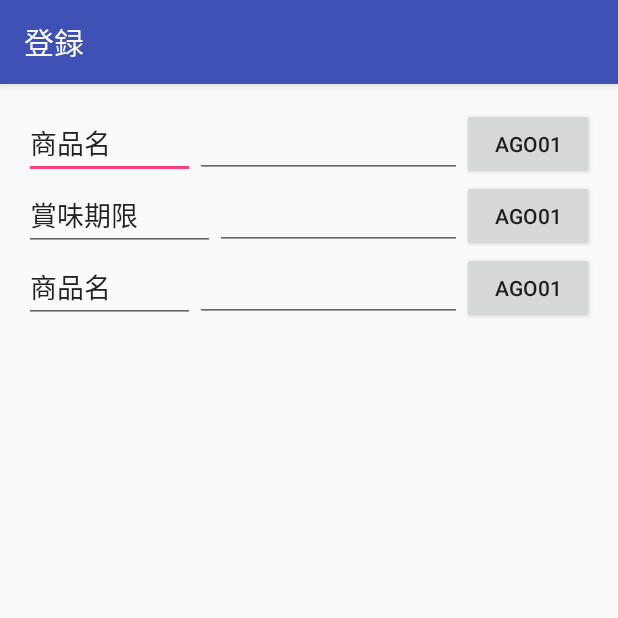
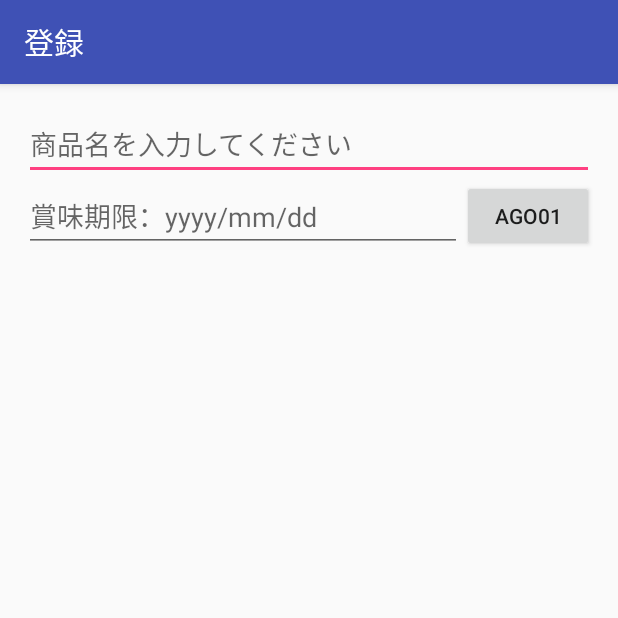
Before and after one commit to TeamNumazu/AGO01, an Android app: the ItemRegisterActivity screen opened directly, with no data from a screen before it, on a phone screen of 412 x 824 dp, the top half of it. Run offline under Robolectric (Android 15) with nearby library versions, the light colour scheme and no system bars.

```diff
--- a/src/app/src/main/res/layout/content_item_register.xml
+++ b/src/app/src/main/res/layout/content_item_register.xml
@@ -18,63 +18,26 @@
     <LinearLayout
         android:layout_width="match_parent"
         android:layout_height="wrap_content">
-        <android.support.design.widget.TextInputEditText
-            android:layout_width="wrap_content"
-            android:layout_height="wrap_content"
-            android:layout_weight="1"
-            android:text="商品名"/>
         <EditText
             android:id="@+id/item_name"
             android:layout_width="wrap_content"
             android:layout_height="wrap_content"
             android:layout_weight="3"
-            />
-
-        <include
-            android:id="@+id/calender_button"
-            layout="@layout/fragment_date_picker"
-            android:layout_width="wrap_content"
-            android:layout_height="wrap_content"
-
+            android:maxLines="1"
+            android:hint="商品名を入力してください"
             />
     </LinearLayout>
 
     <LinearLayout
         android:layout_width="match_parent"
         android:layout_height="wrap_content">
-        <android.support.design.widget.TextInputEditText
-            android:layout_width="wrap_content"
-            android:layout_height="wrap_content"
-            android:layout_weight="1"
-            android:text="賞味期限"/>
         <EditText
             android:id="@+id/expired_at"
             android:layout_width="wrap_content"
             android:layout_height="wrap_content"
             android:layout_weight="3"
-            />
-
-        <include
-            android:id="@+id/calender_button"
-            layout="@layout/fragment_date_picker"
-            android:layout_width="wrap_content"
-            android:layout_height="wrap_content"
-
-            />
-    </LinearLayout>
-    <LinearLayout
-        android:layout_width="match_parent"
-        android:layout_height="wrap_content">
-        <android.support.design.widget.TextInputEditText
-            android:layout_width="wrap_content"
-            android:layout_height="wrap_content"
-            android:layout_weight="1"
-            android:text="商品名"/>
-        <EditText
-            android:id="@+id/editText"
-            android:layout_width="wrap_content"
-            android:layout_height="wrap_content"
-            android:layout_weight="3"
+            android:maxLines="1"
+            android:hint="賞味期限：yyyy/mm/dd"
             />
 
         <include
--- a/src/build.gradle
+++ b/src/build.gradle
@@ -5,7 +5,7 @@
         jcenter()
     }
     dependencies {
-        classpath 'com.android.tools.build:gradle:2.2.3'
+        classpath 'com.android.tools.build:gradle:2.3.0'
 
         // NOTE: Do not place your application dependencies here; they belong
         // in the individual module build.gradle files
```
Also changed, not shown: src/app/src/main/res/drawable/ic_add_black_24dp.xml (added, +9 -0 lines), src/app/src/main/res/layout/app_bar_main.xml (+4 -10 lines), src/gradle/wrapper/gradle-wrapper.properties.
